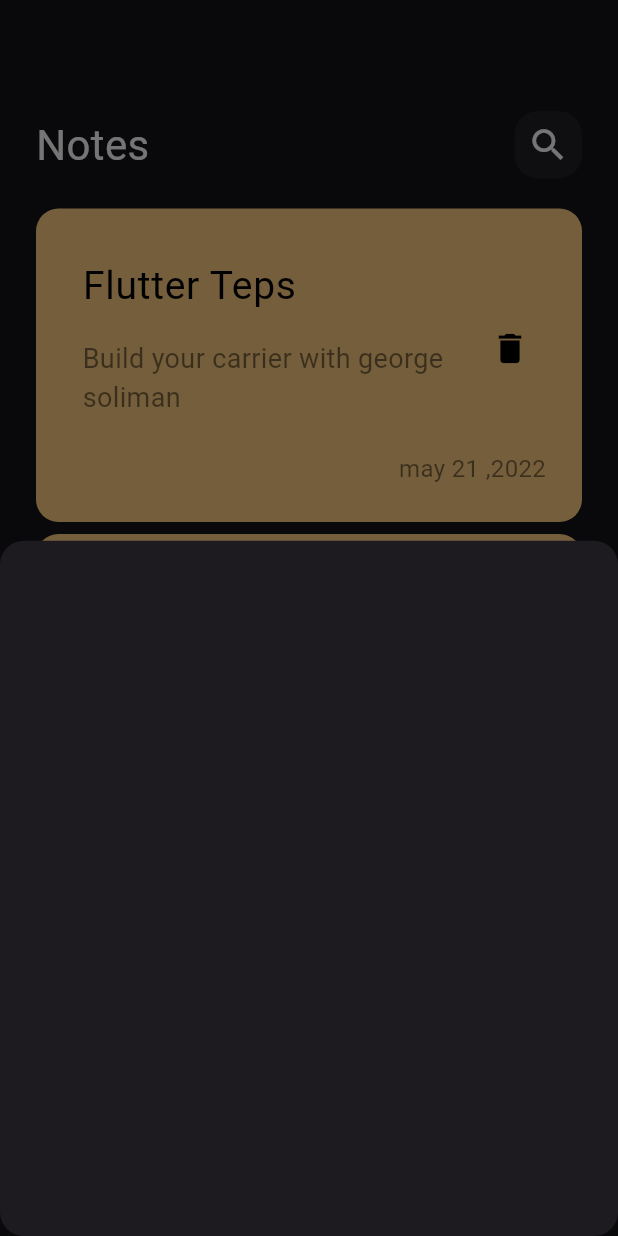
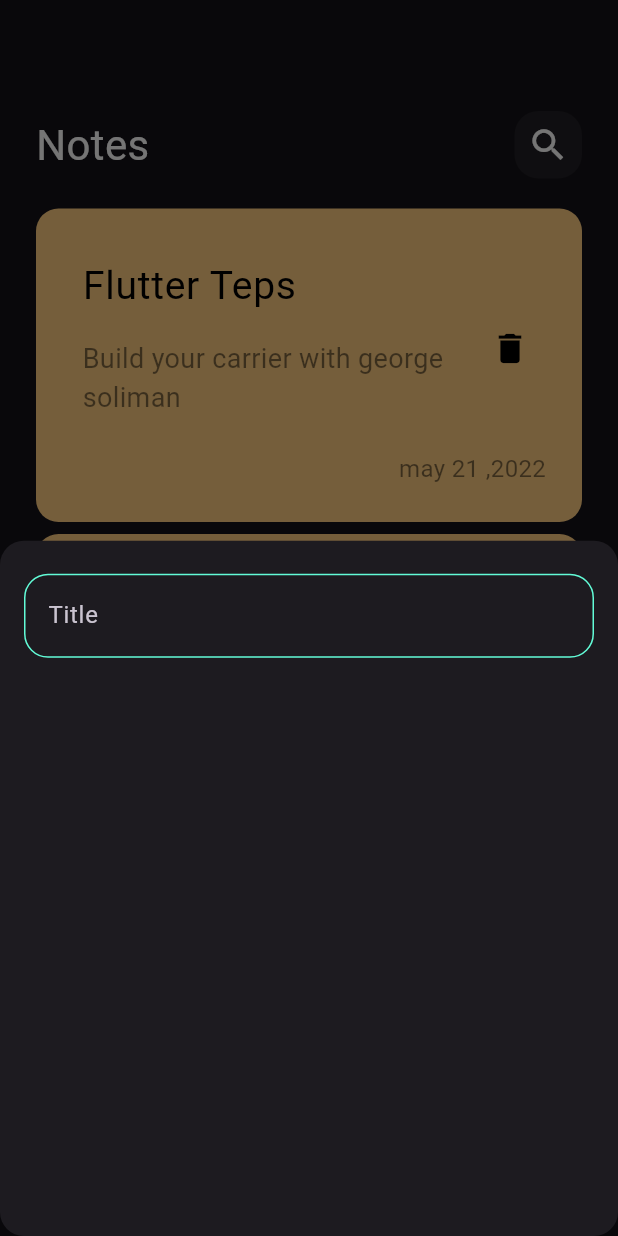
Before and after one commit to George-Anyas/notes_app, a Flutter app: the screen it shows after launch, after a tap on the "add" icon, on a phone screen of 412 x 824 dp. Run offline on Flutter 3.47's test engine with Material 3 defaults, Android fonts, the phone set to English and light mode, and no system bars; Roboto replaces fonts that are missing (Poppins).

Commit message:
creat custom textfield

```diff
--- /dev/null
+++ b/lib/constans.dart
@@ -0,0 +1,3 @@
+import 'package:flutter/material.dart';
+
+const KprimaryColor = Color(0xff62FCD7);
--- a/lib/view/notes_view.dart
+++ b/lib/view/notes_view.dart
@@ -1,6 +1,6 @@
 import 'package:flutter/material.dart';
-import 'package:notes_app/view/widgets/add_noteButtom_shet.dart';
-import 'package:notes_app/view/widgets/notes_view_body.dart';
+import 'package:notes_app/widgets/add_noteButtom_shet.dart';
+import 'package:notes_app/widgets/notes_view_body.dart';
 
 class NotesView extends StatelessWidget {
   const NotesView({super.key});
--- a/lib/view/widgets/add_noteButtom_shet.dart
+++ /dev/null
@@ -1,10 +0,0 @@
-import 'package:flutter/material.dart';
-
-class AddNoteButtomSheet extends StatelessWidget {
-  const AddNoteButtomSheet({super.key});
-
-  @override
-  Widget build(BuildContext context) {
-    return Container();
-  }
-}
--- /dev/null
+++ b/lib/widgets/add_noteButtom_shet.dart
@@ -0,0 +1,21 @@
+import 'package:flutter/material.dart';
+import 'package:notes_app/widgets/custom_textfiled.dart';
+
+class AddNoteButtomSheet extends StatelessWidget {
+  const AddNoteButtomSheet({super.key});
+
+  @override
+  Widget build(BuildContext context) {
+    return Padding(
+      padding: const EdgeInsets.symmetric(horizontal: 16.0),
+      child: Column(
+        children: [
+          SizedBox(
+            height: 22,
+          ),
+          CustomTextField()
+        ],
+      ),
+    );
+  }
+}
--- a/lib/view/widgets/custom_appbar.dart
+++ b/lib/widgets/custom_appbar.dart
@@ -1,5 +1,5 @@
 import 'package:flutter/material.dart';
-import 'package:notes_app/view/widgets/custom_icon.dart';
+import 'package:notes_app/widgets/custom_icon.dart';
 
 class CustomAppBar extends StatelessWidget {
   const CustomAppBar({super.key});
--- /dev/null
+++ b/lib/widgets/custom_textfiled.dart
@@ -0,0 +1,26 @@
+import 'package:flutter/material.dart';
+import 'package:flutter/widgets.dart';
+import 'package:notes_app/constans.dart';
+
+class CustomTextField extends StatelessWidget {
+  const CustomTextField({super.key});
+
+  @override
+  Widget build(BuildContext context) {
+    return TextField(
+      cursorColor: KprimaryColor,
+      decoration: InputDecoration(
+        hintText: 'Title',
+        border: buildBorder(),
+        enabledBorder: buildBorder(),
+        focusedBorder: buildBorder(KprimaryColor),
+      ),
+    );
+  }
+
+  OutlineInputBorder buildBorder([color]) {
+    return OutlineInputBorder(
+        borderRadius: BorderRadius.circular(16),
+        borderSide: BorderSide(color: KprimaryColor));
+  }
+}
--- a/lib/view/widgets/notes_listView.dart
+++ b/lib/widgets/notes_listView.dart
@@ -1,5 +1,5 @@
 import 'package:flutter/material.dart';
-import 'package:notes_app/view/widgets/custom_note_item.dart';
+import 'package:notes_app/widgets/custom_note_item.dart';
 
 class NotesListView extends StatelessWidget {
   const NotesListView({super.key});
--- a/lib/view/widgets/notes_view_body.dart
+++ b/lib/widgets/notes_view_body.dart
@@ -1,9 +1,9 @@
 import 'package:flutter/cupertino.dart';
 import 'package:flutter/material.dart';
 import 'package:flutter/widgets.dart';
-import 'package:notes_app/view/widgets/custom_appbar.dart';
+import 'package:notes_app/widgets/custom_appbar.dart';
 
-import 'package:notes_app/view/widgets/notes_listView.dart';
+import 'package:notes_app/widgets/notes_listView.dart';
 
 class NotesViewBody extends StatelessWidget {
   const NotesViewBody({super.key});
```
Also changed, not shown: lib/widgets/custom_icon.dart (renamed from lib/view/widgets/custom_icon.dart), lib/widgets/custom_note_item.dart (renamed from lib/view/widgets/custom_note_item.dart).
